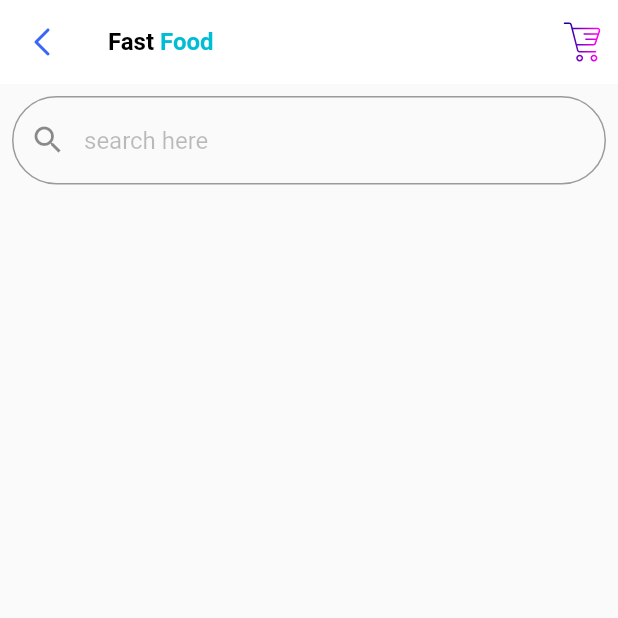
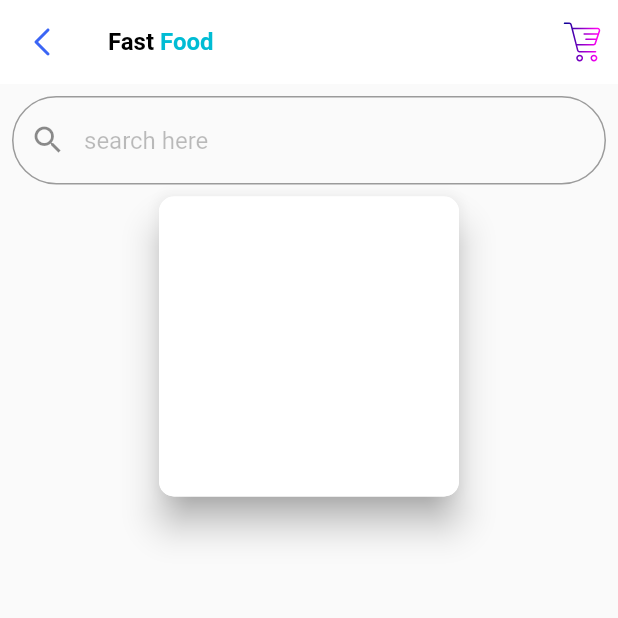
Before and after one commit to rabeya47/Flutter_FoodDotCom, a Flutter app: the FastFood screen opened by its route, on a phone screen of 412 x 824 dp, the top half of it. Run offline on Flutter 3.47's test engine with Material 2 defaults, Android fonts, the phone set to English and light mode, and no system bars; our stand-ins replace flutter_svg.

Commit message:
26/02/2022

```diff
--- a/lib/view/fast_food.dart
+++ b/lib/view/fast_food.dart
@@ -59,39 +59,36 @@ class _FastFoodState extends State<FastFood> {
 
               ),
 
+            Container(
+              height: 200,
+              width: 200,
+              child: Card(
+                child: ListTile(
+                  title: Text(""),
+                ),
+                elevation: 10,
+                shadowColor: Colors.grey,
+                margin: EdgeInsets.all(0),
+                shape:  OutlineInputBorder(
+                    borderRadius: BorderRadius.circular(10),
+                    borderSide: BorderSide(color: Colors.white, width: 1)
+                ),
+              ),
+            )
 
 
-            // Expanded(
-            //   child: GridView.count(
-            //     // Create a grid with 2 columns. If you change the scrollDirection to
-            //     // horizontal, this produces 2 rows.
-            //     crossAxisCount: 2,
-            //     // Generate 100 widgets that display their index in the List.
-            //     children: List.generate(4, (index) {
-            //       return Card(
-            //         shape: RoundedRectangleBorder(
-            //           borderRadius: BorderRadius.circular(15.0),
-            //         ),
-            //         elevation: 4,
-            //         child: Column(
-            //           children: [
-            //             SizedBox(
-            //               height: 10,
-            //             ),
-            //
-            //             Text(
-            //               'Item $index',
-            //               style: Theme.of(context).textTheme.headline5,
-            //             ),
-            //
-            //           ],
-            //         ),
-            //       );
-            //     }),
-            //   ),
-            // ),
+
           ],
         ),
+
+
+
+
+
+
+
+
+
       ),
     );
   }
```
Also changed, not shown: lib/networks/http_helper.dart (+4 -15 lines), lib/view/home.dart (+18 -15 lines).
